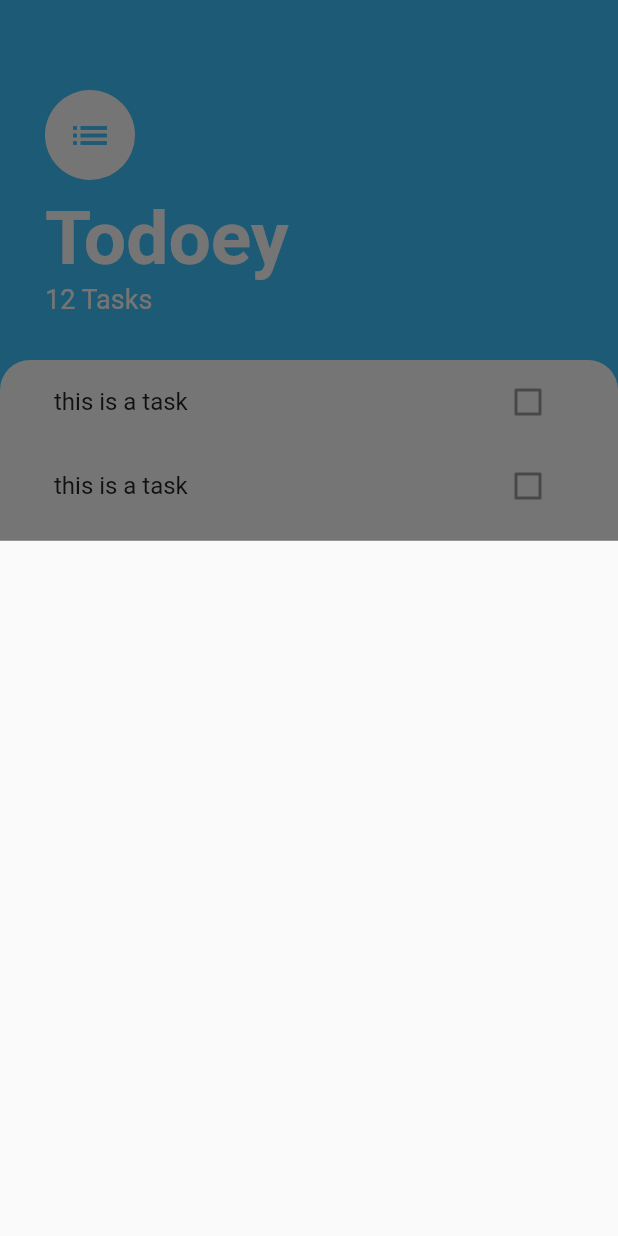
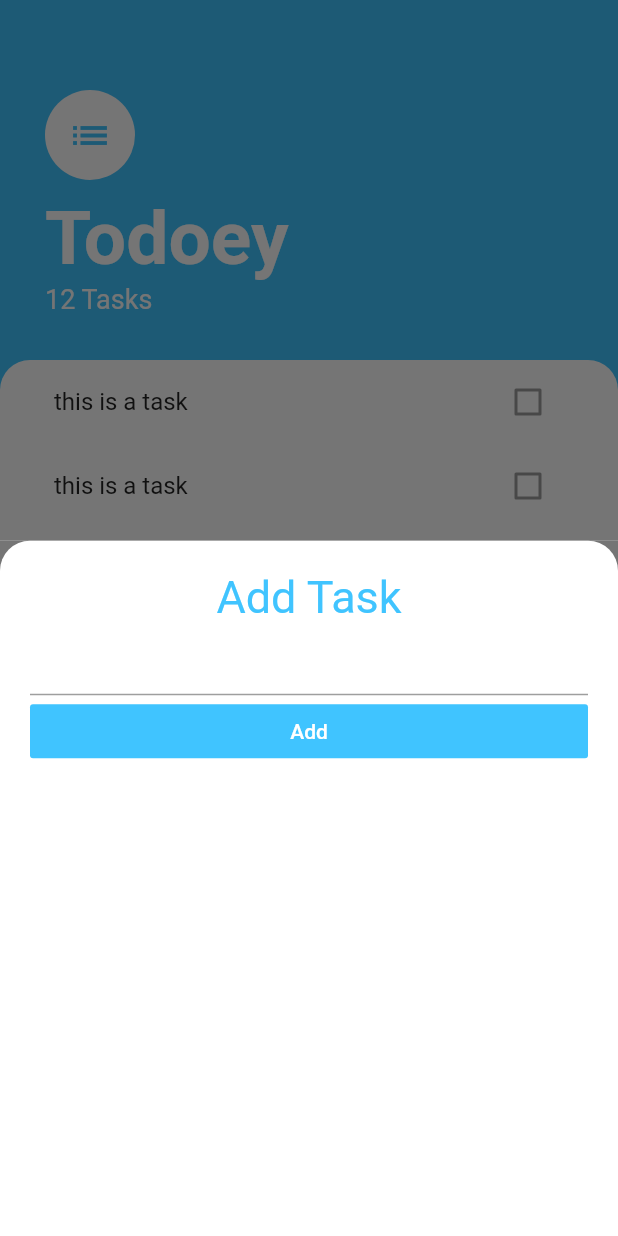
Before and after one commit to yisikawa/todoey_new, a Flutter app: the screen it shows after launch, after a tap on the "add" icon, on a phone screen of 412 x 824 dp. Run offline on Flutter 3.47's test engine with Material 2 defaults, Android fonts, the phone set to English and light mode, and no system bars.

```diff
--- /dev/null
+++ b/lib/screens/add_task_screen.dart
@@ -0,0 +1,44 @@
+import 'package:flutter/material.dart';
+
+class AddTaskScreen extends StatelessWidget {
+  @override
+  Widget build(BuildContext context) {
+    return Container(
+      color: Color(0xff757575),
+      child: Container(
+        padding: EdgeInsets.all(20.0),
+        decoration: BoxDecoration(
+          color: Colors.white,
+          borderRadius: BorderRadius.only(
+            topLeft: Radius.circular(20.0),
+            topRight: Radius.circular(20.0),
+          )
+        ),
+        child: Column(
+          crossAxisAlignment: CrossAxisAlignment.stretch,
+          children: <Widget>[
+            Text(
+              'Add Task',
+            textAlign: TextAlign.center,
+            style: TextStyle(
+              fontSize: 30.0,
+              color: Colors.lightBlueAccent,
+            ),),
+            TextField(
+              autofocus: false,
+                textAlign: TextAlign.center,
+            ),
+            FlatButton(
+              child: Text('Add',
+              style: TextStyle(
+                color: Colors.white,
+              ),),
+              color: Colors.lightBlueAccent,
+              onPressed: (){},
+            ),
+          ],
+        ),
+      ),
+    );
+  }
+}
--- a/lib/screens/tasks_screen.dart
+++ b/lib/screens/tasks_screen.dart
@@ -1,11 +1,8 @@
 import 'package:flutter/material.dart';
 import '../widgets/tasks_list.dart';
+import 'add_task_screen.dart';
 
 class TasksScreen extends StatelessWidget {
-
-  Widget buildBottomSheet(BuildContext context) {
-    return Container();
-  }
 
   @override
   Widget build(BuildContext context) {
@@ -15,7 +12,9 @@ class TasksScreen extends StatelessWidget {
         backgroundColor: Colors.lightBlueAccent,
         child: Icon(Icons.add),
         onPressed: () {
-          showModalBottomSheet(context: context, builder: buildBottomSheet);
+          showModalBottomSheet(context: context,
+              isScrollControlled: false,
+              builder: (context) => AddTaskScreen());
         },
       ),
       body: Column(
```
